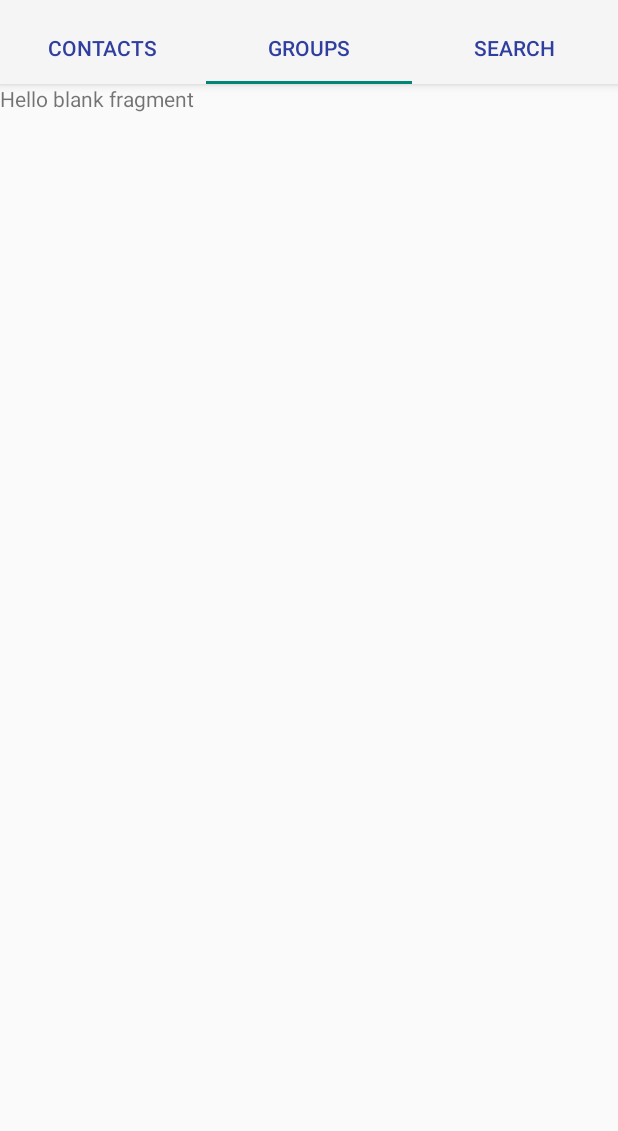
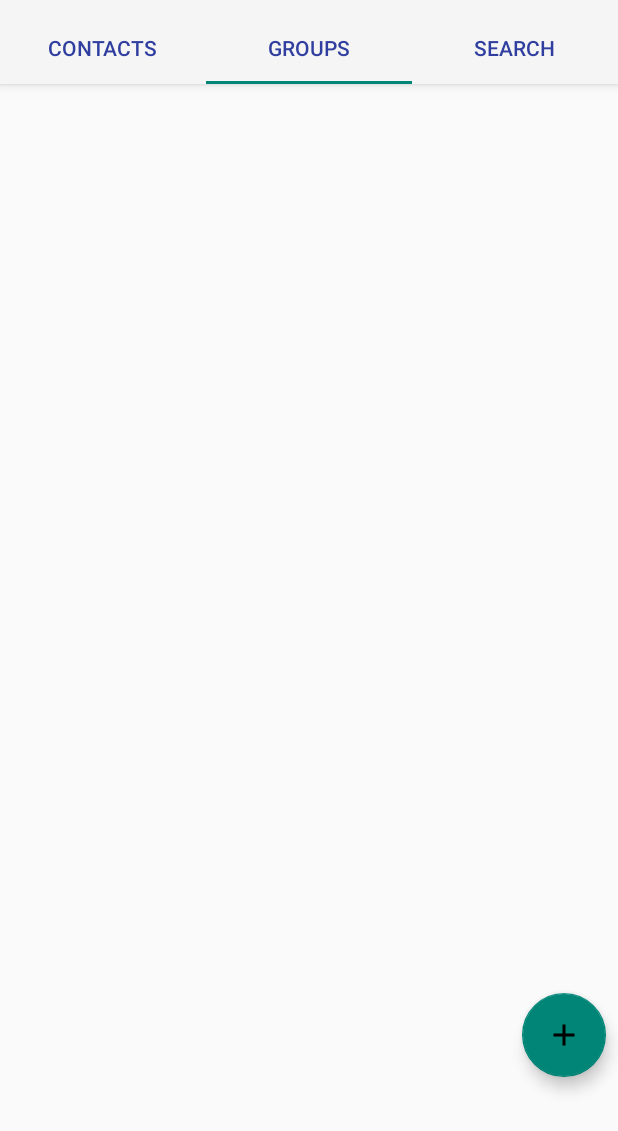
Before and after one commit to saipathuri/3354-Team_Too, an Android app: the screen it shows after launch (MainActivity), tab 2 chosen, on a phone screen of 412 x 824 dp. Shown: the top 1131 px of the screen. Run offline under Robolectric (Android 15) with nearby library versions, the phone set to English and light mode, and no system bars; libraries missing offline, so code that uses them is left out: io.objectbox, io.objectbox.android, io.objectbox.query; 10 statements that could not run were skipped.

Commit message:
created groups fragment and added ability to add groups

```diff
--- a/App/Contacts/app/src/main/java/me/saipathuri/contacts/EditContactActivity.java
+++ b/App/Contacts/app/src/main/java/me/saipathuri/contacts/EditContactActivity.java
@@ -1,11 +1,9 @@
 package me.saipathuri.contacts;
 
 import android.app.Activity;
-import android.content.Context;
 import android.content.Intent;
 import android.graphics.Bitmap;
 import android.net.Uri;
-import android.os.Environment;
 import android.provider.MediaStore;
 import android.support.design.widget.CoordinatorLayout;
 import android.support.design.widget.Snackbar;
@@ -27,8 +25,6 @@ import android.widget.Toast;
 
 import java.io.File;
 import java.io.IOException;
-import java.text.SimpleDateFormat;
-import java.util.Date;
 
 import io.objectbox.Box;
 import me.saipathuri.contacts.utils.ImageUtils;
--- a/App/Contacts/app/src/main/java/me/saipathuri/contacts/Group.java
+++ b/App/Contacts/app/src/main/java/me/saipathuri/contacts/Group.java
@@ -1,10 +1,8 @@
 package me.saipathuri.contacts;
 
-import java.util.ArrayList;
 import io.objectbox.annotation.Entity;
 import io.objectbox.annotation.Id;
 import io.objectbox.relation.ToMany;
-import io.objectbox.relation.ToOne;
 
 /**
  * Created by haney on 12/2/2017.
--- a/App/Contacts/app/src/main/java/me/saipathuri/contacts/GroupsFragment.java
+++ b/App/Contacts/app/src/main/java/me/saipathuri/contacts/GroupsFragment.java
@@ -2,10 +2,18 @@ package me.saipathuri.contacts;
 
 
 import android.os.Bundle;
+import android.support.design.widget.FloatingActionButton;
+import android.support.v4.app.DialogFragment;
 import android.support.v4.app.Fragment;
+import android.support.v7.widget.LinearLayoutManager;
+import android.support.v7.widget.RecyclerView;
 import android.view.LayoutInflater;
 import android.view.View;
 import android.view.ViewGroup;
+
+import java.util.ArrayList;
+
+import io.objectbox.Box;
 
 
 /**
@@ -13,7 +21,13 @@ import android.view.ViewGroup;
  * Use the {@link GroupsFragment#newInstance} factory method to
  * create an instance of this fragment.
  */
-public class GroupsFragment extends Fragment {
+public class GroupsFragment extends Fragment implements AddGroupDialogFragment.AddGroupDialogListener {
+    RecyclerView mGroupsRecyclerView;
+    Box<Group> mGroupsBox;
+    Box<Contact> mContactsBox;
+    ArrayList<Group> groups;
+    private GroupsListAdapter mAdapter;
+    FloatingActionButton addGroupFloatingActionButton;
 
     public GroupsFragment() {
         // Required empty public constructor
@@ -32,13 +46,45 @@ public class GroupsFragment extends Fragment {
     @Override
     public void onCreate(Bundle savedInstanceState) {
         super.onCreate(savedInstanceState);
+        mContactsBox = ((ContactsApp) getActivity().getApplication()).getBoxStore().boxFor(Contact.class);
+        mGroupsBox = ((ContactsApp) getActivity().getApplication()).getBoxStore().boxFor(Group.class);
+        groups = new ArrayList(mGroupsBox.getAll());
+        mAdapter = new GroupsListAdapter(groups);
+
     }
 
     @Override
     public View onCreateView(LayoutInflater inflater, ViewGroup container,
                              Bundle savedInstanceState) {
         // Inflate the layout for this fragment
-        return inflater.inflate(R.layout.fragment_groups, container, false);
+        View rootView = inflater.inflate(R.layout.fragment_groups, container, false);
+        mGroupsRecyclerView = (RecyclerView) rootView.findViewById(R.id.rv_groups_list);
+        LinearLayoutManager linearLayoutManager = new LinearLayoutManager(getActivity());
+        mGroupsRecyclerView.setLayoutManager(linearLayoutManager);
+        mGroupsRecyclerView.setAdapter(mAdapter);
+
+        addGroupFloatingActionButton = (FloatingActionButton) rootView.findViewById(R.id.fab_add_group);
+        setupFabOnClick();
+        return rootView;
     }
 
+    private void setupFabOnClick() {
+        addGroupFloatingActionButton.setOnClickListener(new View.OnClickListener() {
+            @Override
+            public void onClick(View view) {
+                AddGroupDialogFragment dialog = new AddGroupDialogFragment();
+                dialog.setTargetFragment(GroupsFragment.this, 1);
+                dialog.show(getActivity().getSupportFragmentManager(), "AddGroupDialogFragment");
+            }
+        });
+    }
+
+    @Override
+    public void onDialogPositiveClick(DialogFragment dialog, String name) {
+        Group group = new Group();
+        group.setGroupName(name);
+        mGroupsBox.put(group);
+        groups = new ArrayList(mGroupsBox.getAll());
+        mAdapter.updateGroupsList(groups);
+    }
 }
--- a/App/Contacts/app/src/main/java/me/saipathuri/contacts/ViewContactsFragment.java
+++ b/App/Contacts/app/src/main/java/me/saipathuri/contacts/ViewContactsFragment.java
@@ -1,15 +1,12 @@
 package me.saipathuri.contacts;
 
 import android.app.Activity;
-import android.content.Context;
 import android.content.Intent;
-import android.net.Uri;
 import android.os.Bundle;
 import android.support.design.widget.FloatingActionButton;
 import android.support.v4.app.Fragment;
 import android.support.v7.widget.LinearLayoutManager;
 import android.support.v7.widget.RecyclerView;
-import android.support.v7.widget.Toolbar;
 import android.util.Log;
 import android.view.LayoutInflater;
 import android.view.View;
--- a/App/Contacts/app/src/main/res/layout/fragment_groups.xml
+++ b/App/Contacts/app/src/main/res/layout/fragment_groups.xml
@@ -1,13 +1,39 @@
-<FrameLayout xmlns:android="http://schemas.android.com/apk/res/android"
+<?xml version="1.0" encoding="utf-8"?>
+<android.support.design.widget.CoordinatorLayout
+    xmlns:android="http://schemas.android.com/apk/res/android"
+    xmlns:app="http://schemas.android.com/apk/res-auto"
     xmlns:tools="http://schemas.android.com/tools"
+    android:layout_height="match_parent"
     android:layout_width="match_parent"
-    android:layout_height="match_parent"
-    tools:context="me.saipathuri.contacts.GroupsFragment">
+    android:id="@+id/coordinator_layout_edit_groups">
 
-    <!-- TODO: Update blank fragment layout -->
-    <TextView
+    <android.support.constraint.ConstraintLayout
+
         android:layout_width="match_parent"
-        android:layout_height="match_parent"
-        android:text="@string/hello_blank_fragment" />
+        android:layout_height="match_parent">
 
-</FrameLayout>
+        <android.support.v7.widget.RecyclerView
+            android:layout_width="match_parent"
+            android:layout_height="match_parent"
+            app:layout_constraintStart_toStartOf="parent"
+            app:layout_constraintTop_toTopOf="parent"
+            android:id="@+id/rv_groups_list"/>
+
+        <android.support.design.widget.FloatingActionButton
+            android:id="@+id/fab_add_group"
+            android:layout_width="wrap_content"
+            android:layout_height="wrap_content"
+            android:layout_gravity="bottom|end"
+            android:layout_marginBottom="8dp"
+            android:layout_marginEnd="8dp"
+            android:layout_marginTop="508dp"
+            android:src="@drawable/ic_add_white_24dp"
+            app:elevation="6dp"
+            app:layout_constraintBottom_toBottomOf="@+id/rv_groups_list"
+            app:layout_constraintEnd_toEndOf="parent"
+            app:layout_constraintTop_toTopOf="parent"
+            app:pressedTranslationZ="12dp" />
+
+    </android.support.constraint.ConstraintLayout>
+
+</android.support.design.widget.CoordinatorLayout>
```
Also changed, not shown: App/Contacts/app/src/main/java/me/saipathuri/contacts/AddGroupDialogFragment.java (added, +61 -0 lines), App/Contacts/app/src/main/java/me/saipathuri/contacts/GroupsListAdapter.java (added, +95 -0 lines), App/Contacts/app/src/main/res/layout/dialog_add_group.xml (added, +20 -0 lines), App/Contacts/app/src/main/res/layout/group_card.xml (added, +40 -0 lines).
